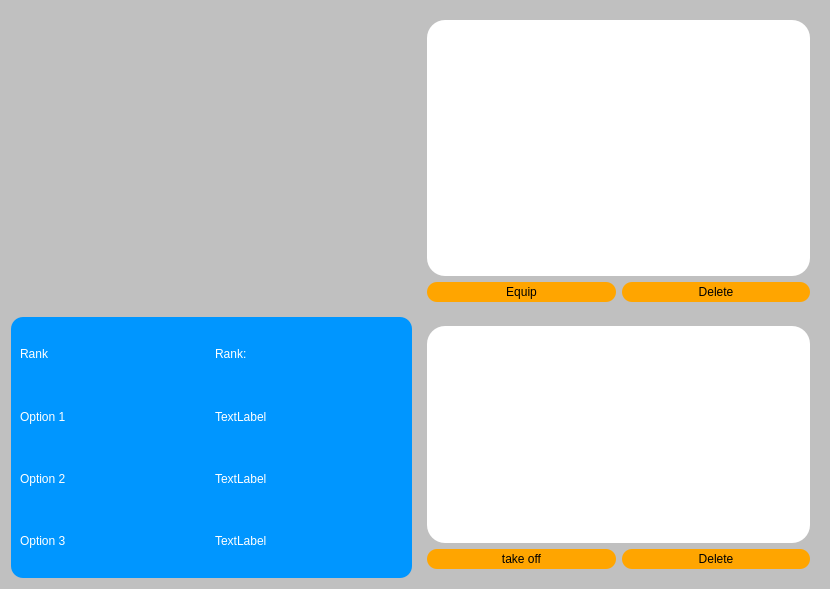
First picture: the form in Silently/src/InventoryWindow/inventorywindow.ui, repository Observersss/Silently, before the edit.
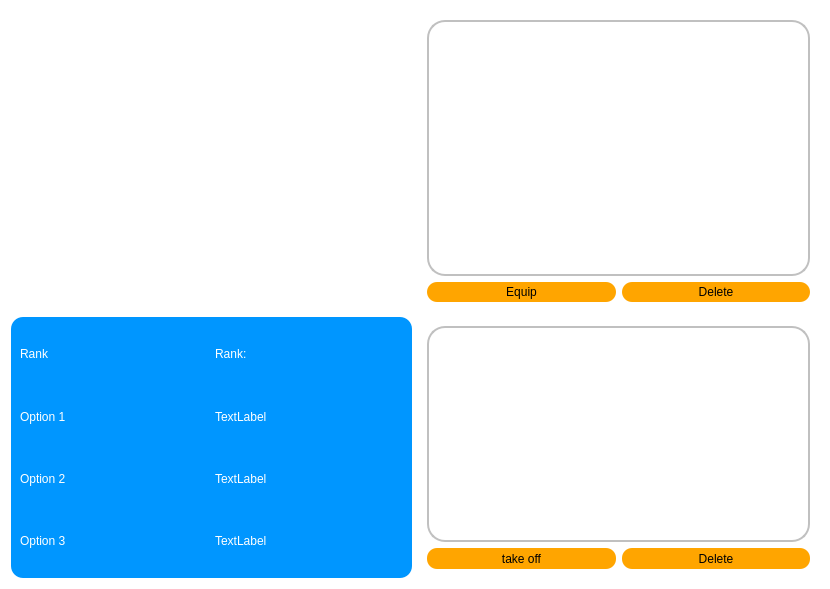
Second picture: the form after the edit.

What changed in the file:
```diff
--- a/Silently/src/InventoryWindow/inventorywindow.ui
+++ b/Silently/src/InventoryWindow/inventorywindow.ui
@@ -14,7 +14,7 @@
    <string>Dialog</string>
   </property>
   <property name="styleSheet">
-   <string notr="true">background-color:silver;</string>
+   <string notr="true">background-color:white;</string>
   </property>
   <layout class="QGridLayout" name="gridLayout_2">
    <item row="2" column="0">
@@ -119,7 +119,8 @@
         <property name="styleSheet">
          <string notr="true">border-radius:18px;
 background-color:white;
-color:black;</string>
+color:black;
+border:2px solid silver;</string>
         </property>
        </widget>
       </item>
@@ -128,7 +129,7 @@
         <property name="minimumSize">
          <size>
           <width>0</width>
-          <height>20</height>
+          <height>21</height>
          </size>
         </property>
         <property name="styleSheet">
@@ -145,7 +146,7 @@
         <property name="minimumSize">
          <size>
           <width>0</width>
-          <height>20</height>
+          <height>21</height>
          </size>
         </property>
         <property name="styleSheet">
@@ -202,7 +203,8 @@
         <property name="styleSheet">
          <string notr="true">border-radius:18px;
 background-color:white;
-color:black;</string>
+color:black;
+border:2px solid silver;</string>
         </property>
        </widget>
       </item>
```
